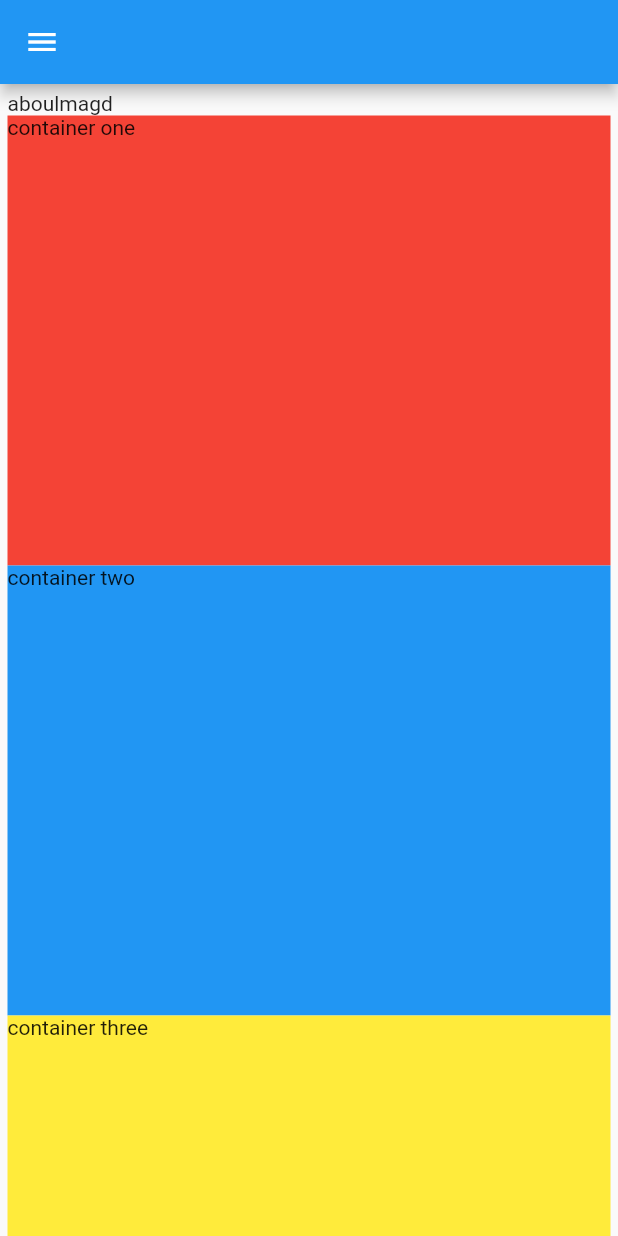
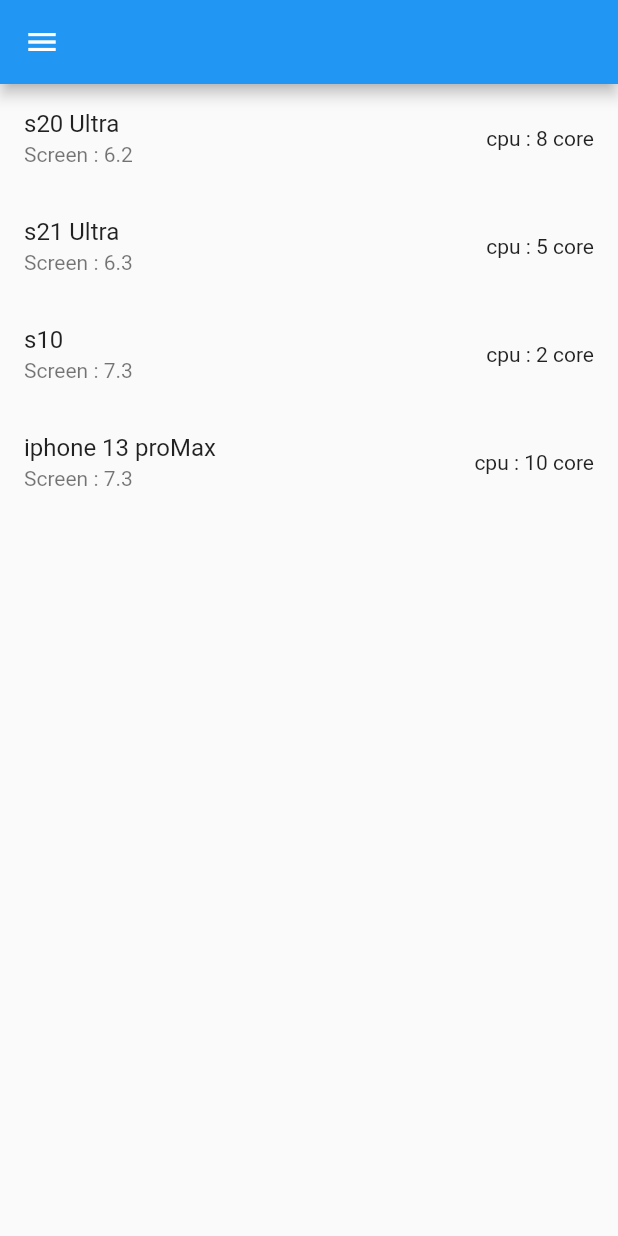
Before and after one commit to aboulmagdApp/flutter_startup, a Flutter app: the screen it shows after launch, on a phone screen of 412 x 824 dp. Run offline on Flutter 3.47's test engine with Material 2 defaults, Android fonts, the light colour scheme and no system bars.

Commit message:
ListView builder

```diff
--- a/lib/test.dart
+++ b/lib/test.dart
@@ -9,38 +9,26 @@
 }
 
 class TestState extends State<Test> {
+  List mobiles = [
+    {"name": "s20 Ultra", "screen": "6.2", "cpu": "8 core"},
+    {"name": "s21 Ultra", "screen": "6.3", "cpu": "5 core"},
+    {"name": "s10", "screen": "7.3", "cpu": "2 core"},
+    {"name": "iphone 13 proMax", "screen": "7.3", "cpu": "10 core"}
+  ];
   @override
   Widget build(BuildContext context) {
     return Scaffold(
-        appBar: AppBar(),
-        drawer: Drawer(),
-        body: ListView(
-            scrollDirection: Axis.vertical,
-            padding: EdgeInsets.all(5),
-            reverse: false,
-            physics: BouncingScrollPhysics(),
-            children: [
-              Text('aboulmagd'),
-              Container(
-                child: Text('container one'),
-                color: Colors.red,
-                height: 300,
-              ),
-              Container(
-                child: Text('container two'),
-                color: Colors.blue,
-                height: 300,
-              ),
-              Container(
-                child: Text('container three'),
-                color: Colors.yellow,
-                height: 300,
-              ),
-              Container(
-                child: Text('container four'),
-                color: Colors.brown,
-                height: 300,
-              ),
-            ]));
+      appBar: AppBar(),
+      drawer: Drawer(),
+      body: ListView.builder(
+          itemCount: mobiles.length,
+          itemBuilder: (context, i) {
+            return ListTile(
+              title: Text("${mobiles[i]['name']}"),
+              subtitle: Text("Screen : ${mobiles[i]['screen']}"),
+              trailing: Text("cpu : ${mobiles[i]['cpu']}"),
+            );
+          }),
+    );
   }
 }
```
